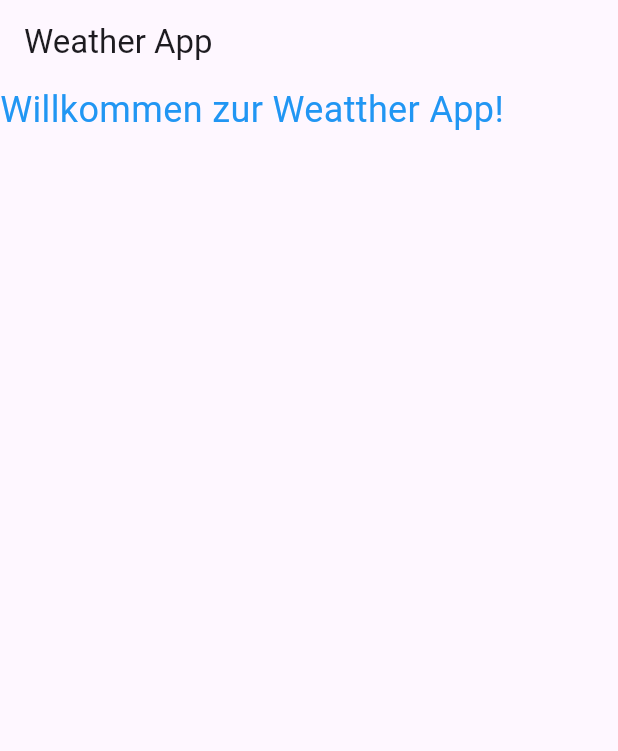
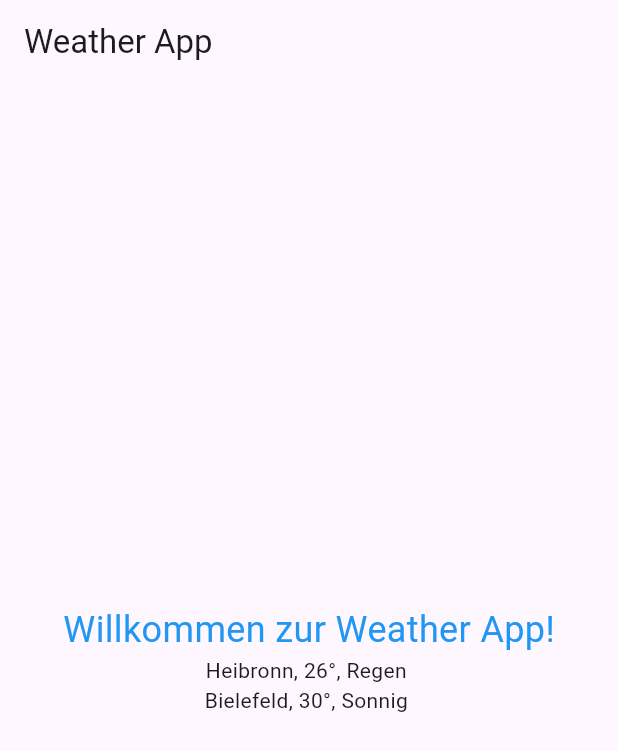
Before and after one commit to Beyz61/simple_weather_app, a Flutter app: the screen it shows after launch, on a phone screen of 412 x 824 dp. Shown: the top 751 px of the screen. Run offline on Flutter 3.47's test engine with Material 3 defaults, Android fonts, the phone set to English and light mode, and no system bars.

Commit message:
added Center Text

```diff
--- a/lib/main.dart
+++ b/lib/main.dart
@@ -24,14 +24,22 @@ class WeatherApp extends StatelessWidget {
       appBar: AppBar(
         title: const Text("Weather App"),
       ),
-        body: Container(
-          child: const Text(
-            "Willkommen zur Weatther App!",
+      body: Center(
+        child: const Column(
+          mainAxisAlignment: MainAxisAlignment.center,
+          children: [
+            const Text(
+              "Willkommen zur Weather App!",
               style: TextStyle(
                 color: Colors.blue,
                 fontSize: 24,
               ),
             ),
-        ));
+            Text("Heibronn, 26°, Regen "),
+            Text("Bielefeld, 30°, Sonnig ")
+          ],
+        ),
+      ),
+    );
   }
 }
```
Lines whose indentation alone changed are shown as unchanged.
